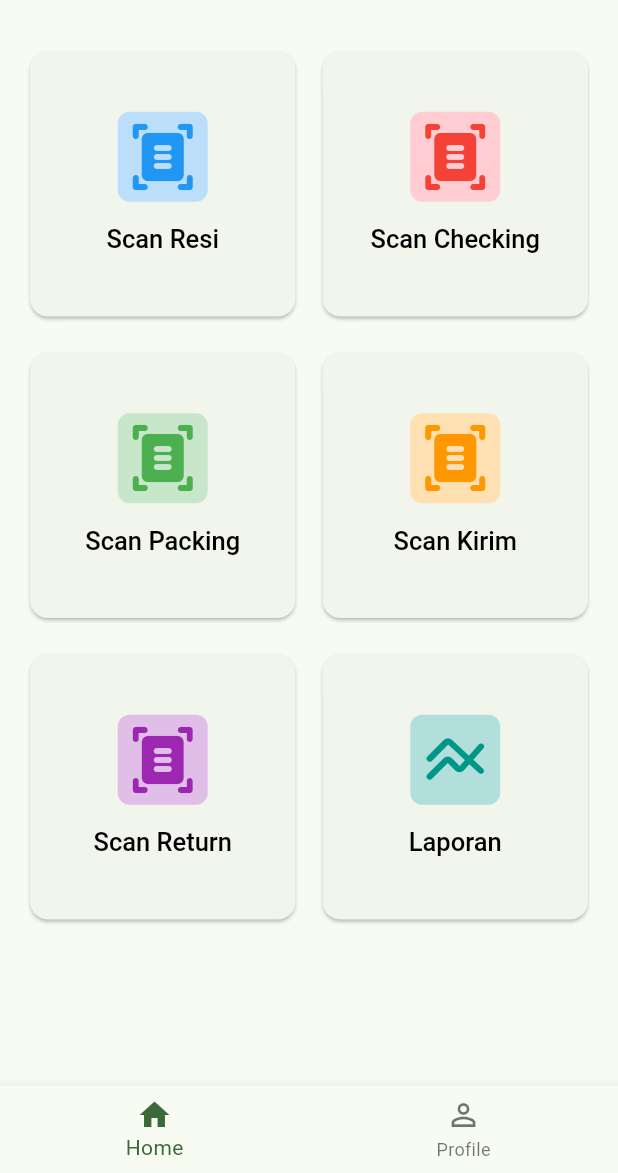
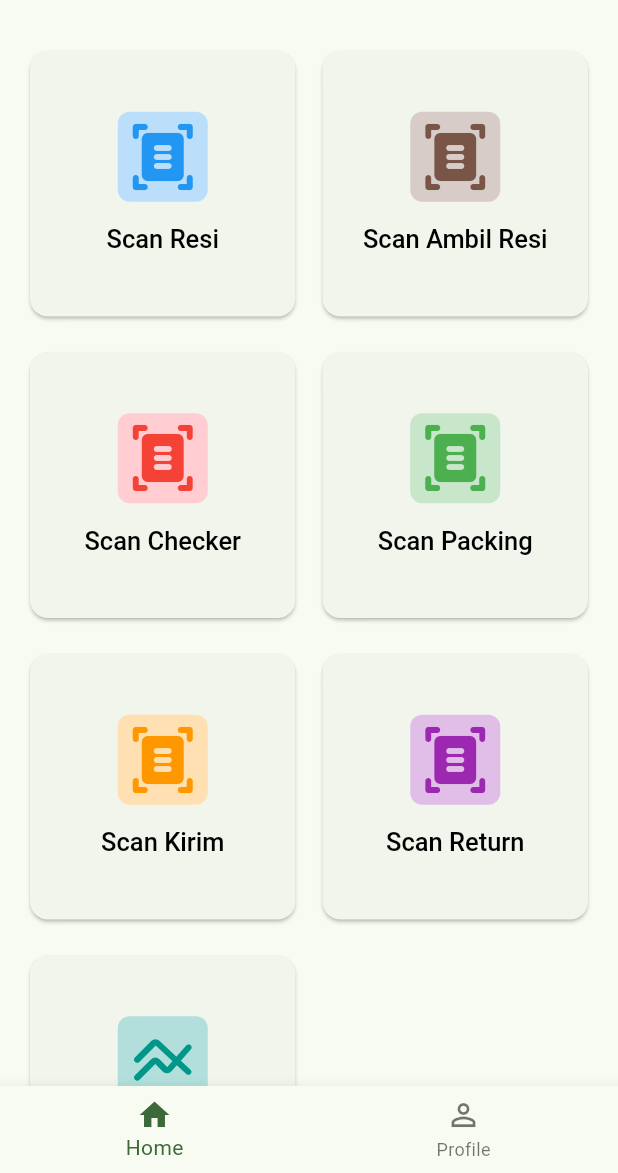
Before and after one commit to FajarRAP/ship-tracker, a Flutter app: the TrackerPage screen opened by its route, on a phone screen of 412 x 824 dp, the part 63-1236 px from its top. Run offline on Flutter 3.47's test engine with Material 3 defaults, Android fonts, the phone set to English and light mode, and no system bars; our stand-ins replace another_flushbar, audioplayers, bloc, camera, connectivity_plus, dartz and 7 more; missing offline and left inert: barcode_scan2, syncfusion_flutter_xlsio; accounts and stored records are empty.

Commit message:
add scan pick up page

```diff
--- a/lib/core/common/constants.dart
+++ b/lib/core/common/constants.dart
@@ -4,6 +4,7 @@ const resetPasswordRoute = "/reset-password";
 
 const trackerRoute = "/";
 const scanReceiptRoute = "${trackerRoute}scan";
+const pickUpReceiptRoute = "${trackerRoute}pick-up";
 const checkReceiptRoute = "${trackerRoute}check";
 const packReceiptRoute = "${trackerRoute}pack";
 const sendReceiptRoute = "${trackerRoute}send";
@@ -23,6 +24,7 @@ const checkStage = 3;
 const packStage = 4;
 const sendStage = 5;
 const returnStage = 6;
+const pickUpStage = 7;
 
 const spreadsheetIcon = "assets/excel.png";
 
--- a/lib/core/routes/route.dart
+++ b/lib/core/routes/route.dart
@@ -1,5 +1,6 @@
 import 'package:flutter/widgets.dart';
 import 'package:go_router/go_router.dart';
+import 'package:ship_tracker/features/tracker/presentation/pages/pick_up_page.dart';
 import 'package:supabase_flutter/supabase_flutter.dart';
 
 import '../../features/auth/presentation/pages/get_password_reset_token_page.dart';
@@ -56,6 +57,10 @@ final router = GoRouter(
                 GoRoute(
                   path: 'scan',
                   builder: (context, state) => const ScanPage(),
+                ),
+                GoRoute(
+                  path: 'pick-up',
+                  builder: (context, state) => const PickUpPage(),
                 ),
                 GoRoute(
                   path: 'check',
--- a/lib/features/auth/presentation/pages/get_password_reset_token_page.dart
+++ b/lib/features/auth/presentation/pages/get_password_reset_token_page.dart
@@ -33,7 +33,6 @@ class _GetPasswordResetTokenPageState extends State<GetPasswordResetTokenPage> {
 
     return Scaffold(
       appBar: AppBar(
-        automaticallyImplyLeading: false,
         title: const Text('Reset Password'),
       ),
       body: Padding(
--- a/lib/features/auth/presentation/pages/login_page.dart
+++ b/lib/features/auth/presentation/pages/login_page.dart
@@ -37,7 +37,6 @@ class _LoginPageState extends State<LoginPage> {
     return Scaffold(
       appBar: AppBar(
         title: const Text('Login'),
-        automaticallyImplyLeading: false,
       ),
       body: Padding(
         padding: const EdgeInsets.all(16),
--- a/lib/features/auth/presentation/pages/register_page.dart
+++ b/lib/features/auth/presentation/pages/register_page.dart
@@ -27,7 +27,6 @@ class _RegisterPageState extends State<RegisterPage> {
 
     return Scaffold(
       appBar: AppBar(
-        automaticallyImplyLeading: false,
         title: const Text('Daftar Akun'),
       ),
       body: Padding(
--- a/lib/features/auth/presentation/pages/reset_password_page.dart
+++ b/lib/features/auth/presentation/pages/reset_password_page.dart
@@ -37,7 +37,6 @@ class _ResetPasswordPageState extends State<ResetPasswordPage> {
 
     return Scaffold(
       appBar: AppBar(
-        automaticallyImplyLeading: false,
         title: const Text('Reset Password'),
       ),
       body: Padding(
--- a/lib/features/tracker/domain/entities/ship_entity.dart
+++ b/lib/features/tracker/domain/entities/ship_entity.dart
@@ -15,5 +15,6 @@ class ShipEntity {
     required this.createdAt,
   });
 
-  String get formattedDate => DateFormat('d-M-y H:mm:ss').format(createdAt);
+  String get formattedDate => DateFormat('dd-MM-y HH:mm:ss')
+      .format(createdAt.add(const Duration(hours: 6)));
 }
--- a/lib/features/tracker/presentation/pages/detail_ship_page.dart
+++ b/lib/features/tracker/presentation/pages/detail_ship_page.dart
@@ -1,7 +1,6 @@
 import 'package:flutter/material.dart';
 import 'package:flutter_bloc/flutter_bloc.dart';
 import 'package:go_router/go_router.dart';
-import 'package:intl/intl.dart';
 
 import '../../../../core/common/constants.dart';
 import '../../../../core/helpers/courier_identifier.dart';
@@ -21,7 +20,6 @@ class DetailShipPage extends StatelessWidget {
 
     return Scaffold(
       appBar: AppBar(
-        automaticallyImplyLeading: false,
         title: const Text('Detail Resi'),
       ),
       body: Padding(
@@ -89,8 +87,7 @@ class DetailShipPage extends StatelessWidget {
             const SizedBox(height: 8),
             InfoItem(
               label: 'Tanggal Scan',
-              value: DateFormat('dd-MM-y, HH:m:s')
-                  .format(shipCubit.ship.createdAt),
+              value: shipCubit.ship.formattedDate,
             ),
           ],
         ),
--- a/lib/features/tracker/presentation/pages/tracker_page.dart
+++ b/lib/features/tracker/presentation/pages/tracker_page.dart
@@ -1,6 +1,8 @@
 import 'package:flutter/material.dart';
 import 'package:flutter_bloc/flutter_bloc.dart';
 import 'package:go_router/go_router.dart';
+import 'package:ship_tracker/service_container.dart';
+import 'package:supabase_flutter/supabase_flutter.dart' as sp;
 
 import '../../../../core/common/constants.dart';
 import '../../../../core/common/snackbar.dart';
@@ -87,7 +89,12 @@ class TrackerPage extends StatelessWidget {
           color: Colors.blue,
         ),
         HomeMenuCard(
-          title: 'Scan Checking',
+          title: 'Scan Ambil Resi',
+          route: pickUpReceiptRoute,
+          color: Colors.brown,
+        ),
+        HomeMenuCard(
+          title: 'Scan Checker',
           route: checkReceiptRoute,
           color: Colors.red,
         ),
@@ -112,6 +119,17 @@ class TrackerPage extends StatelessWidget {
           color: Colors.teal,
           icon: Icons.line_axis_rounded,
         ),
+        // ElevatedButton(
+        //   onPressed: () async {
+        //     final res = await getIt.get<sp.SupabaseClient>().auth.signUp(
+        //       password: '072489tk',
+        //       email: 'diandi.adm2@gmail.com',
+        //       data: {'is_admin': true},
+        //     );
+        //     print(res.user);
+        //   },
+        //   child: const Text('REG'),
+        // ),
       ],
     );
   }
```
Also changed, not shown: lib/features/tracker/presentation/pages/pick_up_page.dart (added, +17 -0 lines), lib/features/tracker/presentation/widgets/stage_layout.dart (+14 -10 lines).
